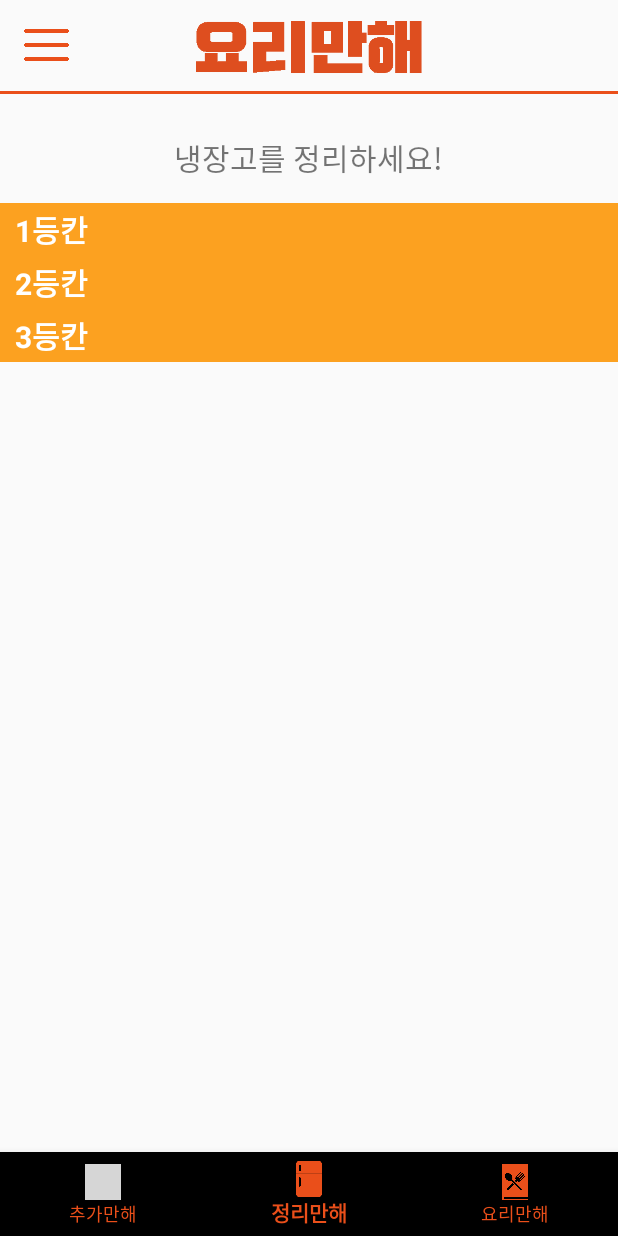
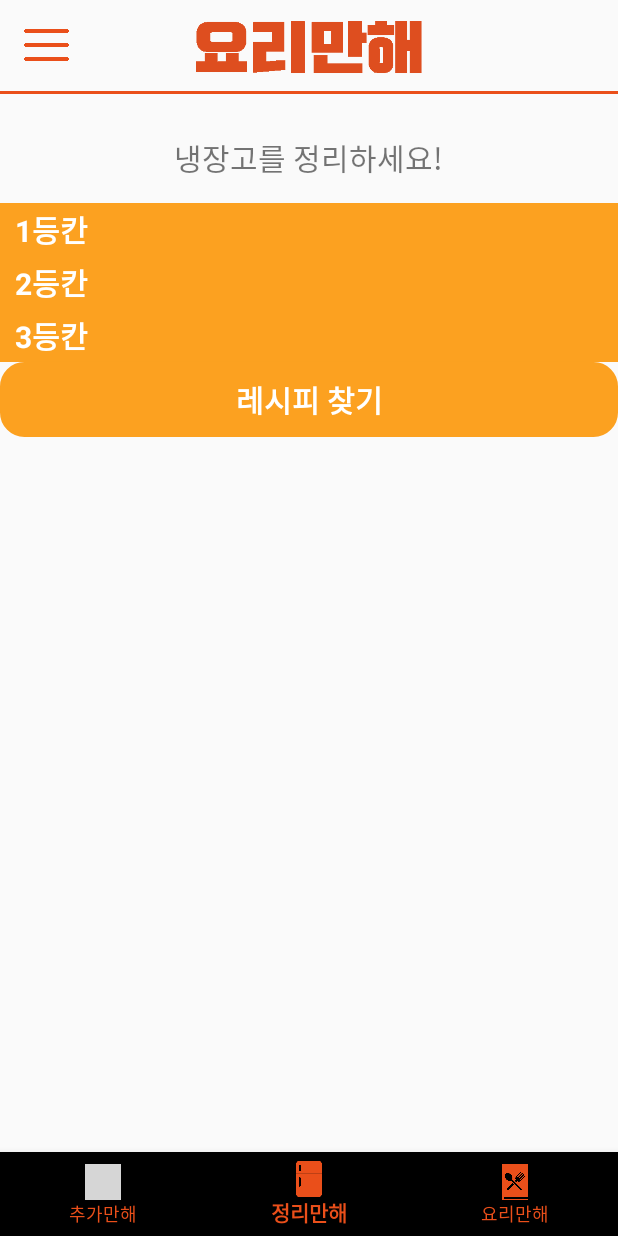
Before and after one commit to SoGongGirls/JustCook, an Android app: the screen it shows after launch (MainActivity), item 2 of the bottom bar chosen, on a phone screen of 412 x 824 dp. Run offline under Robolectric (Android 15) with nearby library versions, the phone set to English and light mode, and no system bars; grey boxes are pictures that could not be loaded.

Commit message:
move button to fragment2

```diff
--- a/app/src/main/res/layout/fragment_2.xml
+++ b/app/src/main/res/layout/fragment_2.xml
@@ -83,8 +83,22 @@
             <ListView
                 android:layout_width="wrap_content"
                 android:layout_height="wrap_content" />
+
+
+            <Button
+                android:layout_width="match_parent"
+                android:layout_height="wrap_content"
+                android:padding="10dp"
+                android:text="레시피 찾기"
+                android:textColor="@color/white"
+                android:textSize="20dp"
+                android:textStyle="bold"
+                android:background="@drawable/btn_clipping" />
+
+
         </LinearLayout>
 
 
 
+
 </FrameLayout>
```
Also changed, not shown: app/src/main/res/layout/fragment_3.xml (+1 -9 lines).
